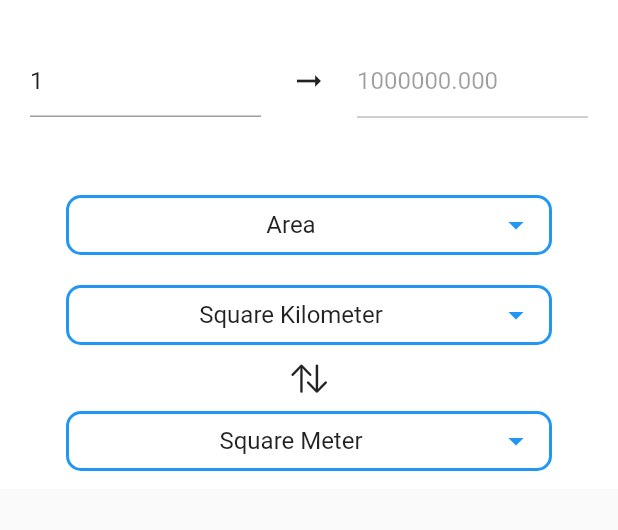
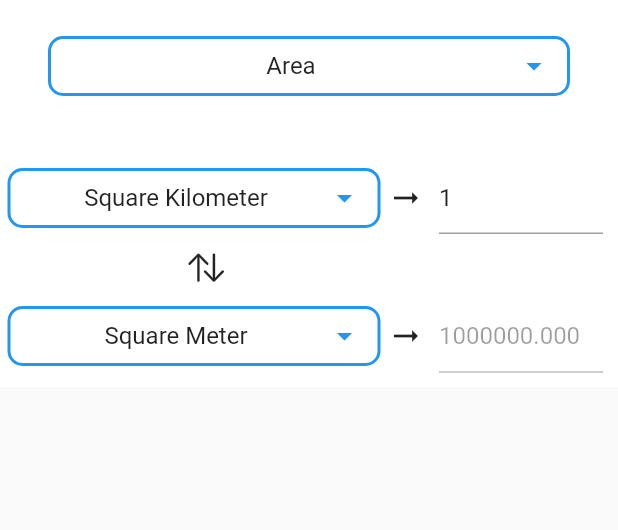
Before and after one commit to rakifmomin97/UnitConverterApp, a Flutter app: the screen it shows after launch, on a phone screen of 412 x 824 dp, the part 84-614 px from its top. Run offline on Flutter 3.47's test engine with Material 2 defaults, Android fonts, the phone set to English and light mode, and no system bars; our stand-ins replace velocity_x.

Commit message:
UI Enhancements

```diff
--- a/lib/pages/home_page.dart
+++ b/lib/pages/home_page.dart
@@ -49,63 +49,6 @@ class _HomePageState extends State<HomePage> {
           color: Colors.white,
           child: Column(
             children: [
-              10.heightBox,
-              Row(
-                mainAxisSize: MainAxisSize.min,
-                children: [
-                  //Textbox for input
-                  Expanded(
-                    child: new Padding(
-                      padding: const EdgeInsets.all(20.0),
-                      child: TextField(
-                          controller: _textField1,
-                          decoration: InputDecoration(
-                            hintText: "Enter Value",
-                            //errorText: valError ? getErrorText() : null,
-                          ),
-                          keyboardType: TextInputType.number,
-                          onChanged: (value) {
-                            _value1 = value;
-                            if (_ParameterValue.name == 'Temperature') {
-                              result = Converter.convertTemperature(
-                                  _unit1Value.name, _unit2Value.name, _value1);
-                            } else {
-                              result = Converter.convert(
-                                  _ParameterValue.name,
-                                  _unit1Value.value,
-                                  _unit2Value.value,
-                                  _value1);
-                            }
-                            _textField2.text = result;
-                          }),
-                    ),
-                  ),
-
-                  //Icon between text boxes
-                  Icon(Icons.arrow_right_alt),
-
-                  //Textbox for result
-                  Expanded(
-                    child: new Padding(
-                      padding: const EdgeInsets.all(20.0),
-                      child: TextField(
-                        controller: _textField2,
-                        enabled: false,
-                        decoration: InputDecoration(
-                          hintText: "Result",
-                        ),
-                        onChanged: (value) {
-                          _value2 = value;
-                        },
-                      ),
-                    ),
-                  ),
-                ],
-              ),
-
-              20.heightBox,
-              //Parameter drop down menu
-              Column(children: [
               Container(
                 height: 40,
                 decoration: BoxDecoration(
@@ -139,8 +82,7 @@ class _HomePageState extends State<HomePage> {
                         } else if (_ParameterValue.name ==
                             'Data Transfer Rate') {
                           unit = GetListData.dataItemsList;
-                          } else if (_ParameterValue.name ==
-                              'Digital Storage') {
+                        } else if (_ParameterValue.name == 'Digital Storage') {
                           unit = GetListData.storageItemsList;
                         } else if (_ParameterValue.name == 'Energy') {
                           unit = GetListData.energyItemsList;
@@ -179,11 +121,17 @@ class _HomePageState extends State<HomePage> {
                     },
                   ).centered(),
                 ),
-                ).px32(),
-                20.heightBox,
+              ).px32().py24(),
 
-                //Unit 1 drop down menu
-                Container(
+              10.heightBox,
+
+              Row(
+                mainAxisSize: MainAxisSize.min,
+                children: [
+                  //Textbox for input
+                  Expanded(
+                    flex: 2,
+                    child: Container(
                       height: 40,
                       decoration: BoxDecoration(
                         borderRadius: BorderRadius.circular(10),
@@ -199,7 +147,8 @@ class _HomePageState extends State<HomePage> {
                           value: _unit1Value,
                           items: unitList,
                           onChanged: (value) {
-                        FocusScopeNode currentFocus = FocusScope.of(context);
+                            FocusScopeNode currentFocus =
+                                FocusScope.of(context);
                             if (!currentFocus.hasPrimaryFocus) {
                               currentFocus.unfocus();
                             }
@@ -208,7 +157,9 @@ class _HomePageState extends State<HomePage> {
                               _textField1.text = _value1 = "1";
                               if (_ParameterValue.name == 'Temperature') {
                                 _textField2.text = Converter.convertTemperature(
-                                _unit1Value.name, _unit2Value.name, _value1);
+                                    _unit1Value.name,
+                                    _unit2Value.name,
+                                    _value1);
                               } else {
                                 _textField2.text = Converter.convert(
                                     _ParameterValue.name,
@@ -220,15 +171,61 @@ class _HomePageState extends State<HomePage> {
                           },
                         ).centered(),
                       ),
-                ).px32(),
-                10.heightBox,
+                    ).px(5),
+                  ),
 
-                //Icon for converter
-                Icon(CupertinoIcons.arrow_up_arrow_down).centered(),
-                10.heightBox,
+                  //Icon between text boxes
+                  Icon(Icons.arrow_right_alt),
 
-                //Unit 2 drop down menu
-                Container(
+                  //Textbox for result
+                  Expanded(
+                    child: new Padding(
+                      padding: const EdgeInsets.all(10.0),
+                      child: TextField(
+                          controller: _textField1,
+                          decoration: InputDecoration(
+                            hintText: "Enter Value",
+                            //errorText: valError ? getErrorText() : null,
+                          ),
+                          keyboardType: TextInputType.number,
+                          onChanged: (value) {
+                            _value1 = value;
+                            if (_ParameterValue.name == 'Temperature') {
+                              result = Converter.convertTemperature(
+                                  _unit1Value.name, _unit2Value.name, _value1);
+                            } else {
+                              result = Converter.convert(
+                                  _ParameterValue.name,
+                                  _unit1Value.value,
+                                  _unit2Value.value,
+                                  _value1);
+                            }
+                            _textField2.text = result;
+                          }),
+                    ),
+                  ),
+                ],
+              ),
+
+              Row(mainAxisSize: MainAxisSize.min,
+                  // mainAxisAlignment: MainAxisAlignment.start,
+                  children: [
+                    Expanded(
+                      flex: 2,
+                      child: Icon(CupertinoIcons.arrow_up_arrow_down),
+                    ),
+                    Expanded(
+                      child: Container(),
+                    ),
+                  ]),
+
+              Row(
+                mainAxisSize: MainAxisSize.min,
+                children: [
+                  //Textbox for input
+                  Expanded(
+                    flex: 2,
+                    child: Container(
                       height: 40,
                       decoration: BoxDecoration(
                         borderRadius: BorderRadius.circular(10),
@@ -244,7 +241,8 @@ class _HomePageState extends State<HomePage> {
                           value: _unit2Value,
                           items: unitList,
                           onChanged: (value) {
-                        FocusScopeNode currentFocus = FocusScope.of(context);
+                            FocusScopeNode currentFocus =
+                                FocusScope.of(context);
                             if (!currentFocus.hasPrimaryFocus) {
                               currentFocus.unfocus();
                             }
@@ -253,7 +251,9 @@ class _HomePageState extends State<HomePage> {
                               if (_textField1.text.isNotEmpty) {
                                 if (_ParameterValue.name == 'Temperature') {
                                   result = Converter.convertTemperature(
-                                  _unit1Value.name, _unit2Value.name, _value1);
+                                      _unit1Value.name,
+                                      _unit2Value.name,
+                                      _value1);
                                 } else {
                                   result = Converter.convert(
                                       _ParameterValue.name,
@@ -261,16 +261,145 @@ class _HomePageState extends State<HomePage> {
                                       _unit2Value.value,
                                       _value1);
                                 }
+                              } else {
+                                _textField1.text = _value1 = '1';
+                                if (_ParameterValue.name == 'Temperature') {
+                                  result = Converter.convertTemperature(
+                                      _unit1Value.name,
+                                      _unit2Value.name,
+                                      _value1);
+                                } else {
+                                  result = Converter.convert(
+                                      _ParameterValue.name,
+                                      _unit1Value.value,
+                                      _unit2Value.value,
+                                      _value1);
+                                }
+                              }
                               _textField2.text = result;
-                          }
                             });
                           },
                         ).centered(),
                       ),
-                ).px32(),
-              ]).p12(),
+                    ).px(5),
+                  ),
 
-              // Row containing text boxes
+                  //Icon between text boxes
+                  Icon(Icons.arrow_right_alt),
+
+                  //Textbox for result
+                  Expanded(
+                    child: new Padding(
+                      padding: const EdgeInsets.all(10.0),
+                      child: TextField(
+                        controller: _textField2,
+                        enabled: false,
+                        decoration: InputDecoration(
+                          hintText: "Result",
+                        ),
+                        onChanged: (value) {
+                          _value2 = value;
+                        },
+                      ),
+                    ),
+                  ),
+                ],
+              ),
+
+              // 20.heightBox,
+              // //Parameter drop down menu
+              // Column(children: [
+              //   20.heightBox,
+
+              //   //Unit 1 drop down menu
+              //   Container(
+              //     height: 40,
+              //     decoration: BoxDecoration(
+              //       borderRadius: BorderRadius.circular(10),
+              //       color: Colors.white,
+              //       border: Border.all(color: Colors.blue, width: 2),
+              //     ),
+              //     padding: EdgeInsets.only(left: 10, right: 10),
+              //     child: DropdownButtonHideUnderline(
+              //       child: DropdownButton<ListItems>(
+              //         isExpanded: true,
+              //         icon: Icon(Icons.arrow_drop_down),
+              //         iconEnabledColor: Colors.blue,
+              //         value: _unit1Value,
+              //         items: unitList,
+              //         onChanged: (value) {
+              //           FocusScopeNode currentFocus = FocusScope.of(context);
+              //           if (!currentFocus.hasPrimaryFocus) {
+              //             currentFocus.unfocus();
+              //           }
+              //           setState(() {
+              //             _unit1Value = value;
+              //             _textField1.text = _value1 = "1";
+              //             if (_ParameterValue.name == 'Temperature') {
+              //               _textField2.text = Converter.convertTemperature(
+              //                   _unit1Value.name, _unit2Value.name, _value1);
+              //             } else {
+              //               _textField2.text = Converter.convert(
+              //                   _ParameterValue.name,
+              //                   _unit1Value.value,
+              //                   _unit2Value.value,
+              //                   _value1);
+              //             }
+              //           });
+              //         },
+              //       ).centered(),
+              //     ),
+              //   ).px32(),
+              //   10.heightBox,
+
+              //   //Icon for converter
+              //   Icon(CupertinoIcons.arrow_up_arrow_down).centered(),
+              //   10.heightBox,
+
+              //   //Unit 2 drop down menu
+              //   Container(
+              //     height: 40,
+              //     decoration: BoxDecoration(
+              //       borderRadius: BorderRadius.circular(10),
+              //       color: Colors.white,
+              //       border: Border.all(color: Colors.blue, width: 2),
+              //     ),
+              //     padding: EdgeInsets.only(left: 10, right: 10),
+              //     child: DropdownButtonHideUnderline(
+              //       child: DropdownButton<ListItems>(
+              //         isExpanded: true,
+              //         icon: Icon(Icons.arrow_drop_down),
+              //         iconEnabledColor: Colors.blue,
+              //         value: _unit2Value,
+              //         items: unitList,
+              //         onChanged: (value) {
+              //           FocusScopeNode currentFocus = FocusScope.of(context);
+              //           if (!currentFocus.hasPrimaryFocus) {
+              //             currentFocus.unfocus();
+              //           }
+              //           setState(() {
+              //             _unit2Value = value;
+              //             if (_textField1.text.isNotEmpty) {
+              //               if (_ParameterValue.name == 'Temperature') {
+              //                 result = Converter.convertTemperature(
+              //                     _unit1Value.name, _unit2Value.name, _value1);
+              //               } else {
+              //                 result = Converter.convert(
+              //                     _ParameterValue.name,
+              //                     _unit1Value.value,
+              //                     _unit2Value.value,
+              //                     _value1);
+              //               }
+              //               _textField2.text = result;
+              //             }
+              //           });
+              //         },
+              //       ).centered(),
+              //     ),
+              //   ).px32(),
+              // ]).p12(),
+
+              // // Row containing text boxes
             ],
           ),
         ),
```
Lines whose indentation alone changed are shown as unchanged.
